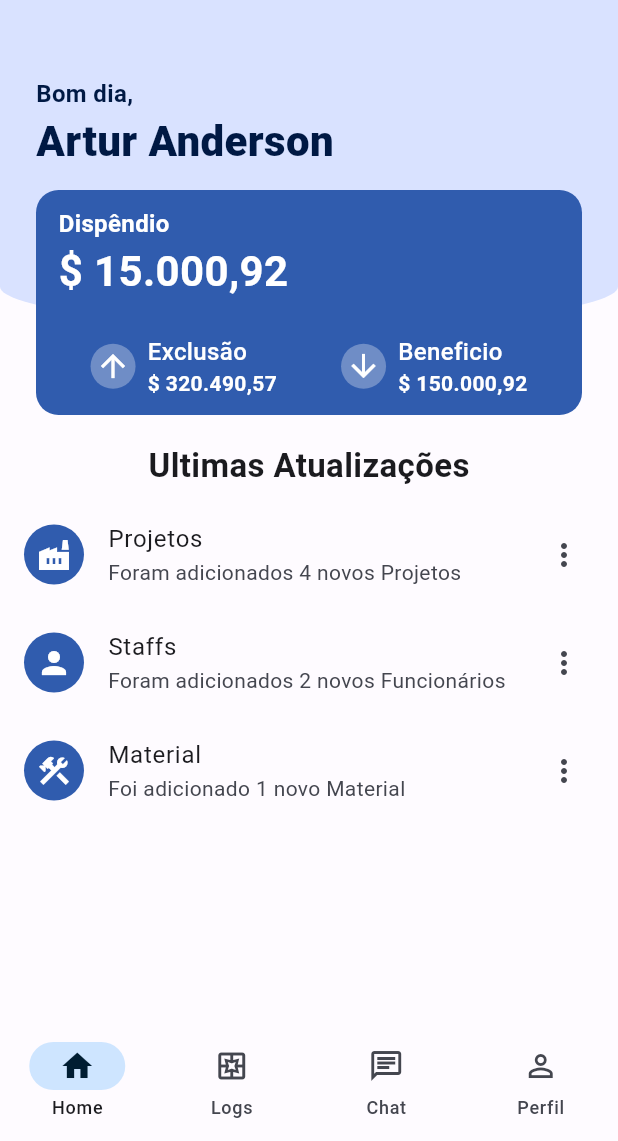
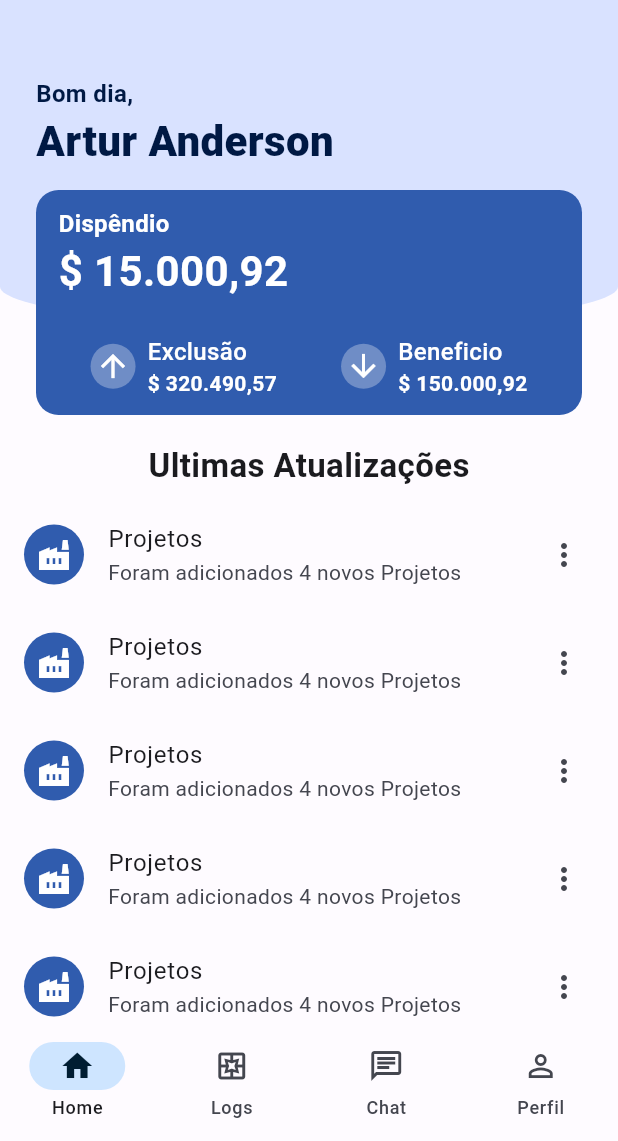
Before and after one commit to arturn1/test_flutter, a Flutter app: the screen it shows after launch, on a phone screen of 412 x 824 dp, the part 95-1236 px from its top. Run offline on Flutter 3.47's test engine with Material 2 defaults, Android fonts, the phone set to English and light mode, and no system bars; our stand-ins replace get, shared_preferences.

Commit message:
Fix Home lastUpdate.

```diff
--- a/lib/modules/base_module/base_view.dart
+++ b/lib/modules/base_module/base_view.dart
@@ -35,7 +35,7 @@ class BaseView extends GetView<BaseController> {
       ),
       body: Obx(() => SafeArea(
             child: AnimatedSwitcher(
-          duration: const Duration(milliseconds: 300),
+              duration: const Duration(milliseconds: 300),
               child: _mainContents[controller.page],
         )),
       ),
--- a/lib/modules/home_module/HomeView.dart
+++ b/lib/modules/home_module/HomeView.dart
@@ -188,16 +188,13 @@ class HomeView extends StatelessWidget {
                   ],
                 ),
               )),
-        Positioned(
+          Positioned.fill(
               top: 270,
-            child: SizedBox(
-              height: 300,
-              width: Get.width,
               child: Column(
-                mainAxisSize: MainAxisSize.max,
+                mainAxisSize: MainAxisSize.min,
                 children: [
                   Padding(
-                    padding: EdgeInsets.all(8.0),
+                    padding: const EdgeInsets.all(8.0),
                     child: Text(
                       "Ultimas Atualizações",
                       style: TextStyle(
@@ -207,9 +204,13 @@ class HomeView extends StatelessWidget {
                     ),
                   ),
                   Expanded(
-                      child: ListView(
-                    children: [
-                      ListTile(
+                      child: ListView.builder(
+                        shrinkWrap: true,
+                        itemCount: 8,
+                        itemBuilder: (BuildContext context, int index){
+                          return Theme(
+                            data: Theme.of(context).copyWith(dividerColor: Colors.transparent),
+                            child: ListTile(
                               leading: CircleAvatar(
                                 backgroundColor:
                                 Theme.of(context).colorScheme.primary,
@@ -236,64 +237,10 @@ class HomeView extends StatelessWidget {
                               ),
                               trailing: const Icon(Icons.more_vert),
                             ),
-                      ListTile(
-                        leading: CircleAvatar(
-                          backgroundColor:
-                              Theme.of(context).colorScheme.primary,
-                          child: Icon(
-                            Icons.person,
-                            color: Theme.of(context).colorScheme.onPrimary,
-                          ),
-                        ),
-                        title: Text(
-                          'Staffs',
-                          style: TextStyle(
-                              fontSize: Theme.of(context)
-                                  .textTheme
-                                  .titleMedium
-                                  ?.fontSize),
-                        ),
-                        subtitle: Text(
-                          'Foram adicionados 2 novos Funcionários',
-                          style: TextStyle(
-                              fontSize: Theme.of(context)
-                                  .textTheme
-                                  .labelLarge
-                                  ?.fontSize),
-                        ),
-                        trailing: const Icon(Icons.more_vert),
-                      ),
-                      ListTile(
-                        leading: CircleAvatar(
-                          backgroundColor:
-                              Theme.of(context).colorScheme.primary,
-                          child: Icon(
-                            Icons.construction,
-                            color: Theme.of(context).colorScheme.onPrimary,
-                          ),
-                        ),
-                        title: Text(
-                          'Material',
-                          style: TextStyle(
-                              fontSize: Theme.of(context)
-                                  .textTheme
-                                  .titleMedium
-                                  ?.fontSize),
-                        ),
-                        subtitle: Text(
-                          'Foi adicionado 1 novo Material',
-                          style: TextStyle(
-                              fontSize: Theme.of(context)
-                                  .textTheme
-                                  .labelLarge
-                                  ?.fontSize),
-                        ),
-                        trailing: const Icon(Icons.more_vert),
-                      )
-                    ],
+                          );
+                    },
                   ))
                 ],
-              ),
               ))
         ],
       );
```
Also changed, not shown: pubspec.lock, 1 other file. Lines whose indentation alone changed are shown as unchanged.
